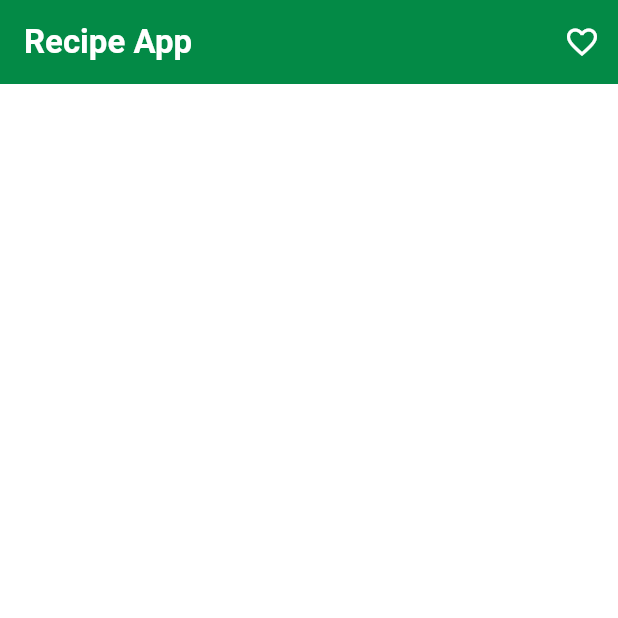
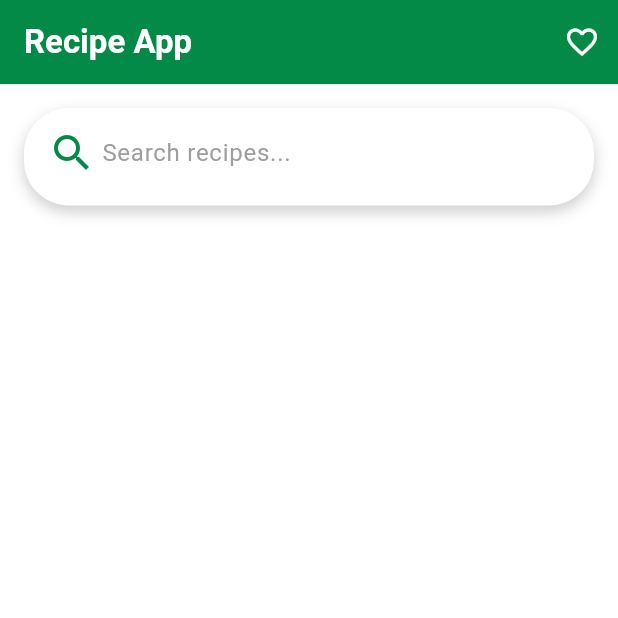
Before and after one commit to majidbhuiyan20/Flutter-Practice, a Flutter app: the RecipeHomeScreen screen opened by its route, on a phone screen of 412 x 824 dp, the top half of it. Run offline on Flutter 3.47's test engine with Material 3 defaults, Android fonts, the light colour scheme and no system bars; our stand-ins replace badges, cloud_firestore, firebase_auth, firebase_core, firebase_messaging, flutter_riverpod and 7 more; accounts and stored records are empty.

Commit message:
feat(ui): add app bar and search bar for recipe app

```diff
--- /dev/null
+++ b/lib/recipe_app/features/common/widgets/custom_app_bar.dart
@@ -0,0 +1,36 @@
+import 'package:flutter/material.dart';
+
+class CustomAppBar extends StatelessWidget implements PreferredSizeWidget {
+  const CustomAppBar({super.key});
+
+  @override
+  Widget build(BuildContext context) {
+    return AppBar(
+      automaticallyImplyLeading: false,
+      backgroundColor: Color(0XFF038A46),
+      elevation: 0,
+      title: Text(
+        "Recipe App",
+        style: TextStyle(
+          fontSize: 22,
+          fontWeight: FontWeight.bold,
+          color: Colors.white,
+        ),
+      ),
+      actions: [
+        IconButton(
+          icon: Icon(
+            Icons.favorite_border,
+            color: Colors.white,
+          ),
+          onPressed: () {
+
+          },
+        ),
+      ],
+    );
+  }
+
+  @override
+  Size get preferredSize => Size.fromHeight(kToolbarHeight);
+}
--- /dev/null
+++ b/lib/recipe_app/features/common/widgets/custom_search_bar.dart
@@ -0,0 +1,47 @@
+import 'package:flutter/material.dart';
+
+
+class CustomSearchBar extends StatelessWidget {
+  const CustomSearchBar({
+    super.key,
+  });
+
+  @override
+  Widget build(BuildContext context) {
+    return Container(
+      height: 65,
+      decoration: BoxDecoration(
+        color: Colors.white,
+        borderRadius: BorderRadius.circular(30),
+        boxShadow: [
+          BoxShadow(
+            color: Colors.black26.withOpacity(0.2),
+            blurRadius: 8,
+            offset: Offset(0, 4),
+          ),
+        ],
+      ),
+      child: TextField(
+        cursorColor: Colors.orangeAccent,
+        style: TextStyle(
+          fontSize: 16,
+          color: Colors.black87,
+        ),
+        decoration: InputDecoration(
+          hintText: "Search recipes...",
+          hintStyle: TextStyle(color: Colors.grey[500]),
+          prefixIcon: Container(
+            padding: EdgeInsets.only(left: 16),
+            child: Icon(
+              Icons.search,
+              color: Color(0XFF038A46),
+              size: 32,
+            ),
+          ),
+          border: InputBorder.none,
+          contentPadding: EdgeInsets.symmetric(vertical: 18),
+        ),
+      ),
+    );
+  }
+}
--- a/lib/recipe_app/features/home/view/recipe_home_screen.dart
+++ b/lib/recipe_app/features/home/view/recipe_home_screen.dart
@@ -1,4 +1,7 @@
 import 'package:flutter/material.dart';
+
+import '../../common/widgets/custom_app_bar.dart';
+import '../../common/widgets/custom_search_bar.dart';
 
 class RecipeHomeScreen extends StatefulWidget {
   const RecipeHomeScreen({super.key});
@@ -12,28 +15,17 @@ class _RecipeHomeScreenState extends State<RecipeHomeScreen> {
   Widget build(BuildContext context) {
     return Scaffold(
       backgroundColor: Colors.white,
-      appBar: AppBar(
-        automaticallyImplyLeading: false,
-        backgroundColor: Color(0XFF038A46),
-        elevation: 0,
-        title: Text(
-          "Recipe App",
-          style: TextStyle(
-            fontSize: 22,
-            fontWeight: FontWeight.bold,
-            color: Colors.white,
-          ),
+      appBar: CustomAppBar(),
+      body: Padding(
+        padding: EdgeInsets.all(16.0),
+        child: Column(
+          children: [
+            CustomSearchBar(),
+            SizedBox(height: 16,),
+
+          ],
         ),
-        actions: [
-          IconButton(
-            icon: Icon(Icons.favorite_border, color: Colors.white,),
-            onPressed: () {
-              // TODO: Open favorites
-            },
-          ),
-        ],
-      )
-      ,
+      ),
     );
   }
 }
```
